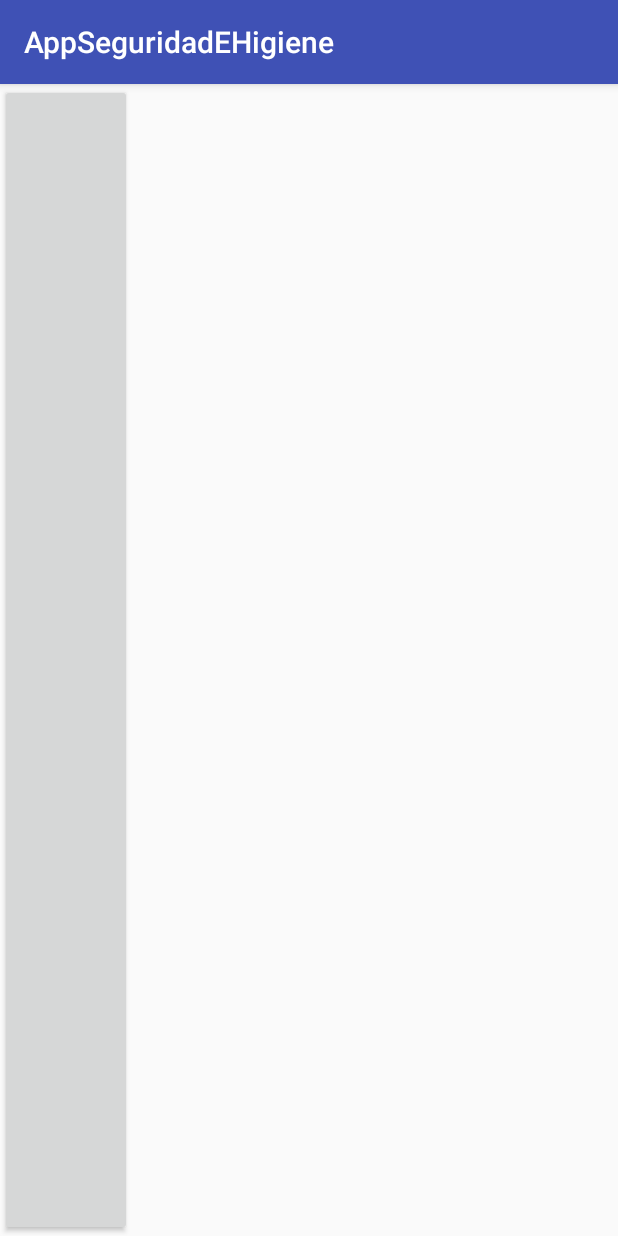
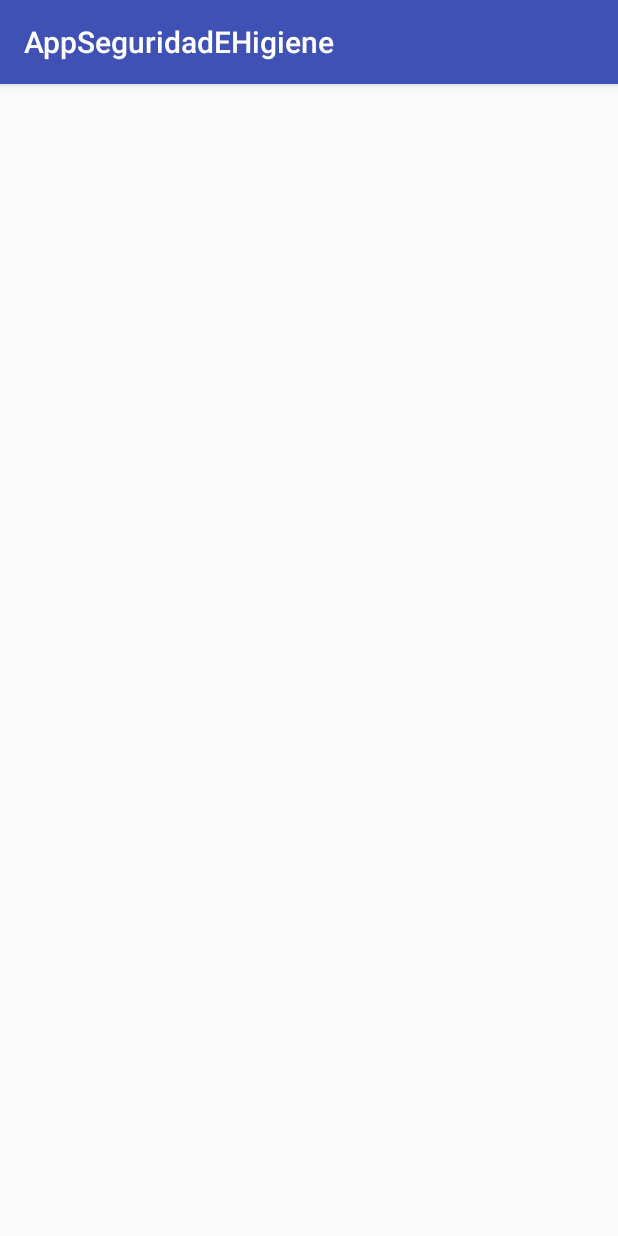
Before and after one commit to mayra314/AppSeguridadEHigiene, an Android app: the screen it shows after launch (MainActivity), on a phone screen of 412 x 824 dp. Run offline under Robolectric (Android 15) with nearby library versions, the phone set to English and light mode, and no system bars.

Commit message:
Revert "Merge branch 'feature/hola' into develop"
This reverts commit 437587d19f36d74dd984e73378eaad35e7bd713a.

```diff
--- a/app/src/main/res/layout/activity_main.xml
+++ b/app/src/main/res/layout/activity_main.xml
@@ -6,8 +6,6 @@
     android:layout_height="match_parent"
     tools:context=".MainActivity">
 
-  <Button
-      android:layout_width="wrap_content"
-      android:layout_height="match_parent" />
+
 
 </android.support.constraint.ConstraintLayout>
```
